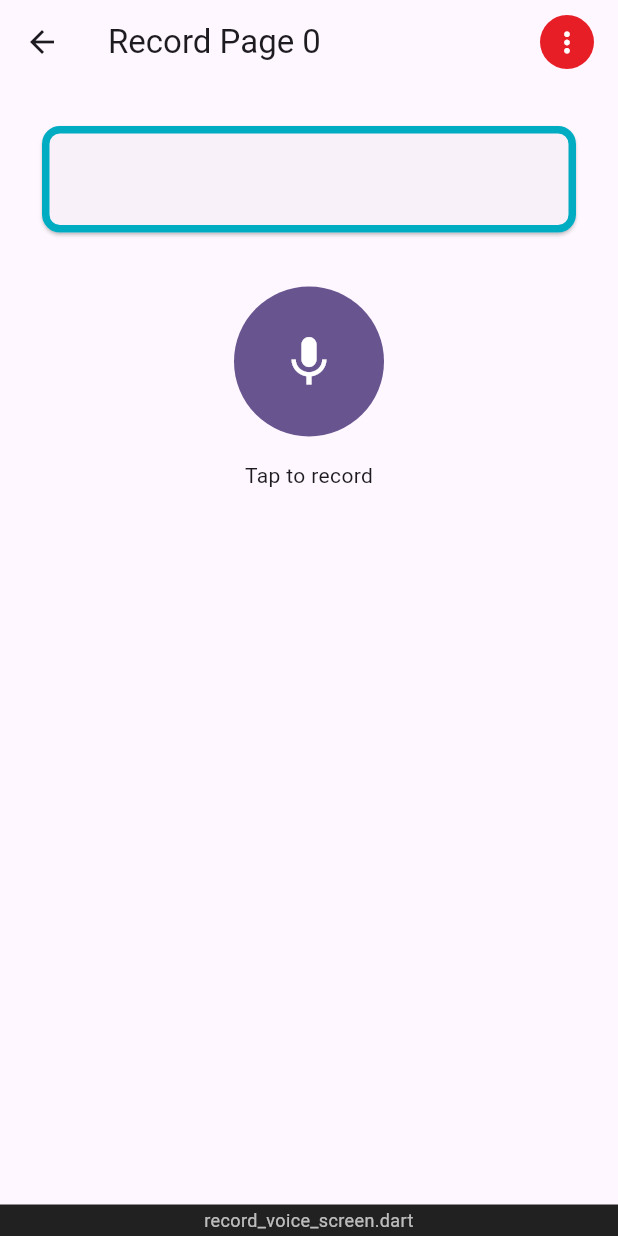
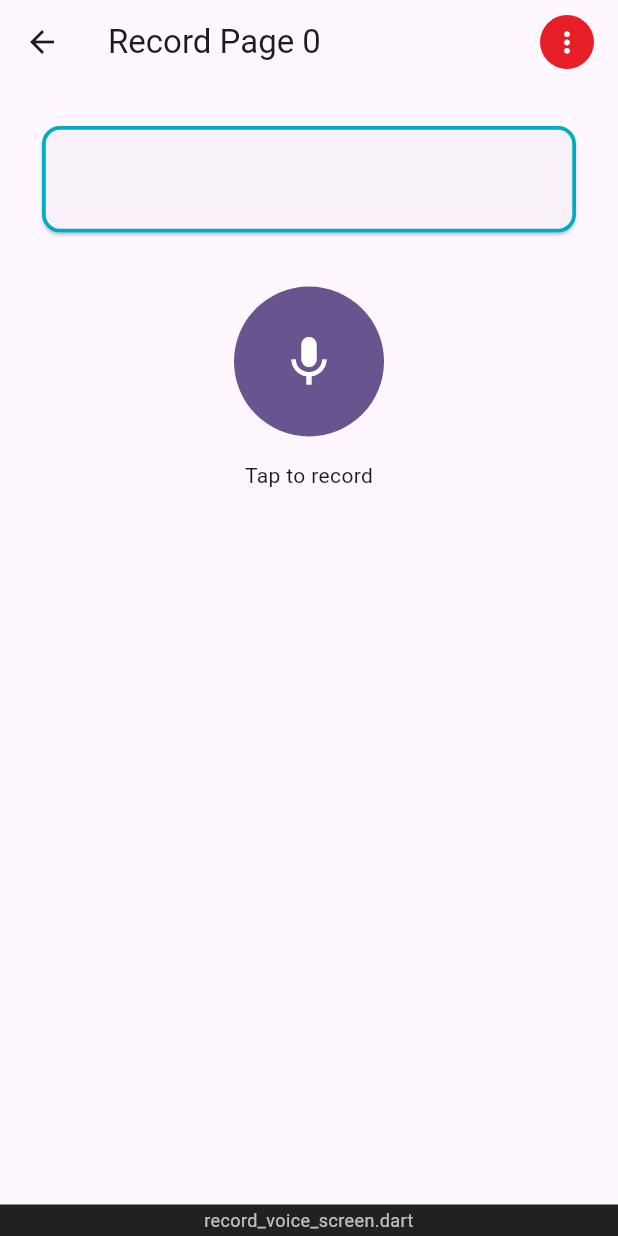
Before and after one commit to 800globalenglish/storyfuntime, a Flutter app: the RecordVoiceScreen screen opened directly with empty values, on a phone screen of 412 x 824 dp. Run offline on Flutter 3.47's test engine with Material 3 defaults, Android fonts, the phone set to English and light mode, and no system bars; our stand-ins replace audioplayers, flutter_secure_storage, image_picker, shared_preferences, video_player; missing offline and left inert: record; accounts and stored records are empty; network calls fail.

Commit message:
Halve the bordered-card border width from 5px to 2.5px
Tried on stories_list_screen.dart first and confirmed it looks better
against the smaller label text than the original 5px - too thick and
heavy at that size. Rolled the same 2.5px width out to the other four
bordered-text-area screens (creator_wizard, pages_step,
generate_story, record_voice) for consistency.

Co-Authored-By: Claude Sonnet 5 <noreply@anthropic.com>

```diff
--- a/lib/screens/creator_wizard_screen.dart
+++ b/lib/screens/creator_wizard_screen.dart
@@ -691,7 +691,7 @@ class _CreatorWizardScreenState extends State<CreatorWizardScreen> {
                           borderRadius: BorderRadius.circular(12),
                           side: BorderSide(
                             color: sceneColors[index % sceneColors.length],
-                            width: 5,
+                            width: 2.5,
                           ),
                         ),
                         child: Padding(
--- a/lib/screens/generate_story_screen.dart
+++ b/lib/screens/generate_story_screen.dart
@@ -152,15 +152,15 @@ class _GenerateStoryScreenState extends State<GenerateStoryScreen> {
                             labelText: 'Page ${i + 1}',
                             border: OutlineInputBorder(
                               borderRadius: BorderRadius.circular(12),
-                              borderSide: BorderSide(color: sceneColors[i % sceneColors.length], width: 5),
+                              borderSide: BorderSide(color: sceneColors[i % sceneColors.length], width: 2.5),
                             ),
                             enabledBorder: OutlineInputBorder(
                               borderRadius: BorderRadius.circular(12),
-                              borderSide: BorderSide(color: sceneColors[i % sceneColors.length], width: 5),
+                              borderSide: BorderSide(color: sceneColors[i % sceneColors.length], width: 2.5),
                             ),
                             focusedBorder: OutlineInputBorder(
                               borderRadius: BorderRadius.circular(12),
-                              borderSide: BorderSide(color: sceneColors[i % sceneColors.length], width: 5),
+                              borderSide: BorderSide(color: sceneColors[i % sceneColors.length], width: 2.5),
                             ),
                           ),
                         ),
--- a/lib/screens/pages_step_screen.dart
+++ b/lib/screens/pages_step_screen.dart
@@ -228,7 +228,7 @@ class _PagesStepScreenState extends State<PagesStepScreen> {
                           borderRadius: BorderRadius.circular(12),
                           side: BorderSide(
                             color: sceneColors[index % sceneColors.length],
-                            width: 5,
+                            width: 2.5,
                           ),
                         ),
                         child: Padding(
--- a/lib/screens/record_voice_screen.dart
+++ b/lib/screens/record_voice_screen.dart
@@ -151,7 +151,7 @@ class _RecordVoiceScreenState extends State<RecordVoiceScreen> {
             Card(
               shape: RoundedRectangleBorder(
                 borderRadius: BorderRadius.circular(12),
-                side: BorderSide(color: borderColor, width: 5),
+                side: BorderSide(color: borderColor, width: 2.5),
               ),
               child: Padding(
                 padding: const EdgeInsets.all(16.0),
--- a/lib/screens/stories_list_screen.dart
+++ b/lib/screens/stories_list_screen.dart
@@ -182,7 +182,7 @@ class _StoriesListScreenState extends State<StoriesListScreen> {
                     borderRadius: BorderRadius.circular(12),
                     side: BorderSide(
                       color: sceneColors[index % sceneColors.length],
-                      width: 5,
+                      width: 2.5,
                     ),
                   ),
                   child: ListTile(
```
